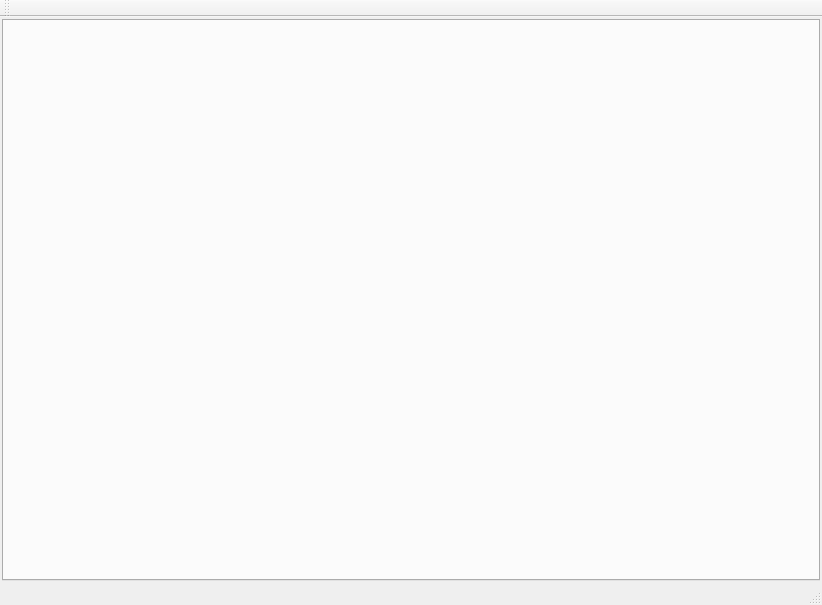
Old version of the form mainwindow.ui in the repository jewalky/ZZscript.
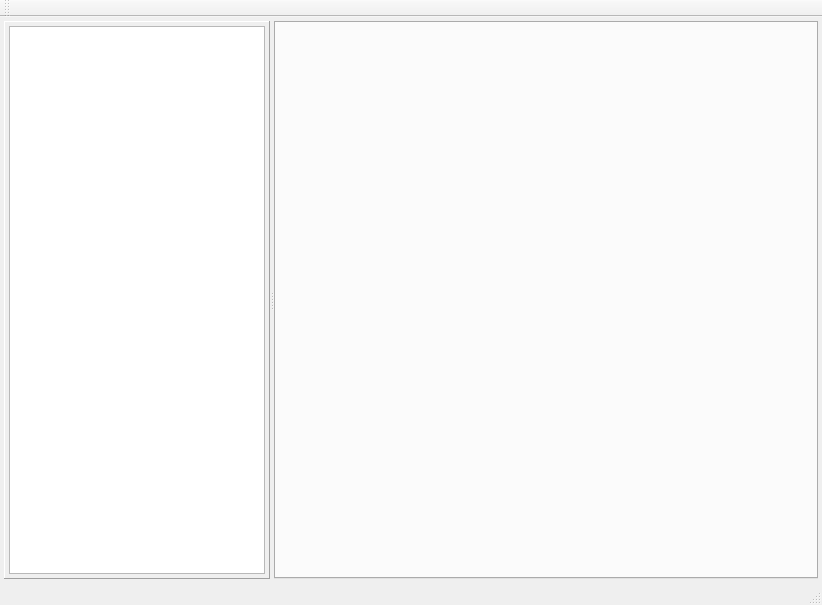
New version of the form.

Commit message: Added primitive project handling

What changed in the file:
```diff
--- a/mainwindow.ui
+++ b/mainwindow.ui
@@ -14,24 +14,94 @@
    <string>MainWindow</string>
   </property>
   <widget class="QWidget" name="centralWidget">
-   <layout class="QVBoxLayout" name="verticalLayout">
-    <property name="spacing">
-     <number>2</number>
-    </property>
+   <layout class="QHBoxLayout" name="horizontalLayout">
     <property name="leftMargin">
-     <number>2</number>
+     <number>4</number>
     </property>
     <property name="topMargin">
-     <number>2</number>
+     <number>4</number>
     </property>
     <property name="rightMargin">
-     <number>2</number>
+     <number>4</number>
     </property>
     <property name="bottomMargin">
-     <number>2</number>
+     <number>4</number>
     </property>
     <item>
-     <widget class="QTabWidget" name="editorTabs"/>
+     <widget class="QSplitter" name="splitter">
+      <property name="orientation">
+       <enum>Qt::Horizontal</enum>
+      </property>
+      <property name="childrenCollapsible">
+       <bool>false</bool>
+      </property>
+      <widget class="QFrame" name="frame">
+       <property name="sizePolicy">
+        <sizepolicy hsizetype="Preferred" vsizetype="Preferred">
+         <horstretch>0</horstretch>
+         <verstretch>0</verstretch>
+        </sizepolicy>
+       </property>
+       <property name="minimumSize">
+        <size>
+         <width>250</width>
+         <height>0</height>
+        </size>
+       </property>
+       <property name="maximumSize">
+        <size>
+         <width>600</width>
+         <height>16777215</height>
+        </size>
+       </property>
+       <property name="frameShape">
+        <enum>QFrame::Panel</enum>
+       </property>
+       <property name="frameShadow">
+        <enum>QFrame::Raised</enum>
+       </property>
+       <layout class="QVBoxLayout" name="verticalLayout">
+        <property name="leftMargin">
+         <number>4</number>
+        </property>
+        <property name="topMargin">
+         <number>4</number>
+        </property>
+        <property name="rightMargin">
+         <number>4</number>
+        </property>
+        <property name="bottomMargin">
+         <number>4</number>
+        </property>
+        <item>
+         <widget class="QTreeWidget" name="currentProjectTree">
+          <attribute name="headerVisible">
+           <bool>false</bool>
+          </attribute>
+          <column>
+           <property name="text">
+            <string notr="true">1</string>
+           </property>
+          </column>
+         </widget>
+        </item>
+       </layout>
+      </widget>
+      <widget class="QTabWidget" name="editorTabs">
+       <property name="sizePolicy">
+        <sizepolicy hsizetype="Expanding" vsizetype="Expanding">
+         <horstretch>1</horstretch>
+         <verstretch>0</verstretch>
+        </sizepolicy>
+       </property>
+       <property name="minimumSize">
+        <size>
+         <width>400</width>
+         <height>0</height>
+        </size>
+       </property>
+      </widget>
+     </widget>
     </item>
    </layout>
   </widget>
```
The commit also changes 19 other files.
